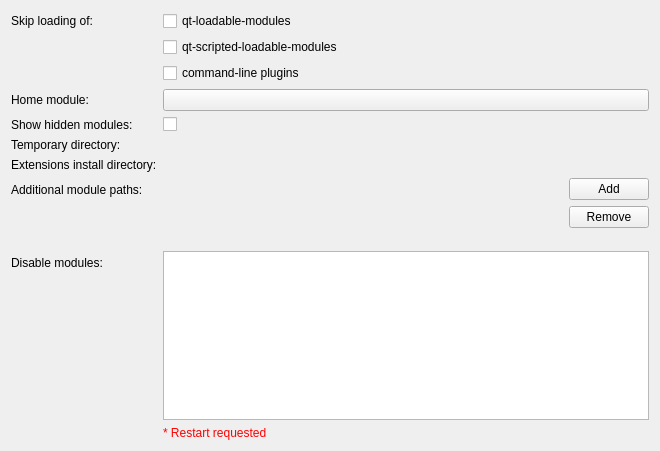
Above: Base/QTGUI/Resources/UI/qSlicerSettingsModulesPanel.ui from gezidan/Slicer before the change. Below: the same form after it.
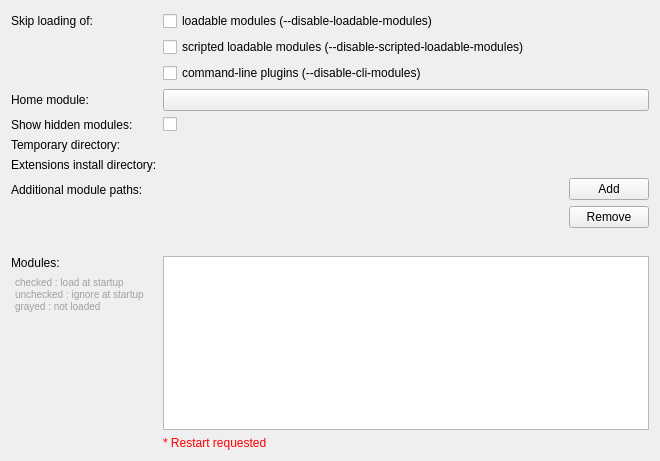
That is the form after the change. Custom widgets are drawn as their Qt base class.

Commit message: ENH: Make the "ignore modules" setting more understandable

What changed in the file:
```diff
--- a/Base/QTGUI/Resources/UI/qSlicerSettingsModulesPanel.ui
+++ b/Base/QTGUI/Resources/UI/qSlicerSettingsModulesPanel.ui
@@ -7,7 +7,7 @@
     <x>0</x>
     <y>0</y>
     <width>660</width>
-    <height>451</height>
+    <height>461</height>
    </rect>
   </property>
   <property name="windowTitle">
@@ -27,7 +27,7 @@
    <item row="0" column="1">
     <widget class="QCheckBox" name="LoadLoadableModulesCheckBox">
      <property name="text">
-      <string>qt-loadable-modules</string>
+      <string>loadable modules (--disable-loadable-modules)</string>
      </property>
     </widget>
    </item>
@@ -41,7 +41,7 @@
    <item row="2" column="1">
     <widget class="QCheckBox" name="LoadCommandLineModulesCheckBox">
      <property name="text">
-      <string>command-line plugins</string>
+      <string>command-line plugins (--disable-cli-modules)</string>
      </property>
     </widget>
    </item>
@@ -160,11 +160,11 @@
    <item row="1" column="1">
     <widget class="QCheckBox" name="LoadScriptedLoadableModulesCheckBox">
      <property name="text">
-      <string>qt-scripted-loadable-modules</string>
+      <string>scripted loadable modules (--disable-scripted-loadable-modules)</string>
      </property>
     </widget>
    </item>
-   <item row="9" column="1">
+   <item row="10" column="1">
     <widget class="QLabel" name="RestartRequestedLabel">
      <property name="text">
       <string>&lt;font color=&quot;red&quot;&gt;* Restart requested&lt;/font&gt;</string>
@@ -172,11 +172,45 @@
     </widget>
    </item>
    <item row="8" column="0">
-    <widget class="QLabel" name="DisableModulesLabel">
-     <property name="text">
-      <string>Disable modules:</string>
-     </property>
-    </widget>
+    <layout class="QVBoxLayout" name="verticalLayout_2">
+     <item>
+      <widget class="QLabel" name="DisableModulesLabel">
+       <property name="toolTip">
+        <string>when checking/unchecking a module, its dependencies are checked/unchecked accordingly</string>
+       </property>
+       <property name="text">
+        <string>Modules:</string>
+       </property>
+      </widget>
+     </item>
+     <item>
+      <widget class="QLabel" name="label">
+       <property name="text">
+        <string>&lt;!DOCTYPE HTML PUBLIC &quot;-//W3C//DTD HTML 4.0//EN&quot; &quot;http://www.w3.org/TR/REC-html40/strict.dtd&quot;&gt;
+&lt;html&gt;&lt;head&gt;&lt;meta name=&quot;qrichtext&quot; content=&quot;1&quot; /&gt;&lt;style type=&quot;text/css&quot;&gt;
+p, li { white-space: pre-wrap; }
+&lt;/style&gt;&lt;/head&gt;&lt;body&gt;
+&lt;p style=&quot; margin-top:12px; margin-bottom:12px; margin-left:4px; margin-right:0px; -qt-block-indent:0; text-indent:0px;&quot;&gt;&lt;span style=&quot; font-size:small; color:#9f9f9f;&quot;&gt;checked : load at startup&lt;br /&gt;unchecked : ignore at startup&lt;br /&gt;grayed : not loaded&lt;/span&gt;&lt;/p&gt;&lt;/body&gt;&lt;/html&gt;</string>
+       </property>
+      </widget>
+     </item>
+     <item>
+      <spacer name="verticalSpacer_2">
+       <property name="orientation">
+        <enum>Qt::Vertical</enum>
+       </property>
+       <property name="sizeType">
+        <enum>QSizePolicy::Expanding</enum>
+       </property>
+       <property name="sizeHint" stdset="0">
+        <size>
+         <width>0</width>
+         <height>0</height>
+        </size>
+       </property>
+      </spacer>
+     </item>
+    </layout>
    </item>
    <item row="8" column="1">
     <widget class="qSlicerModulesListView" name="DisableModulesListView">
```
